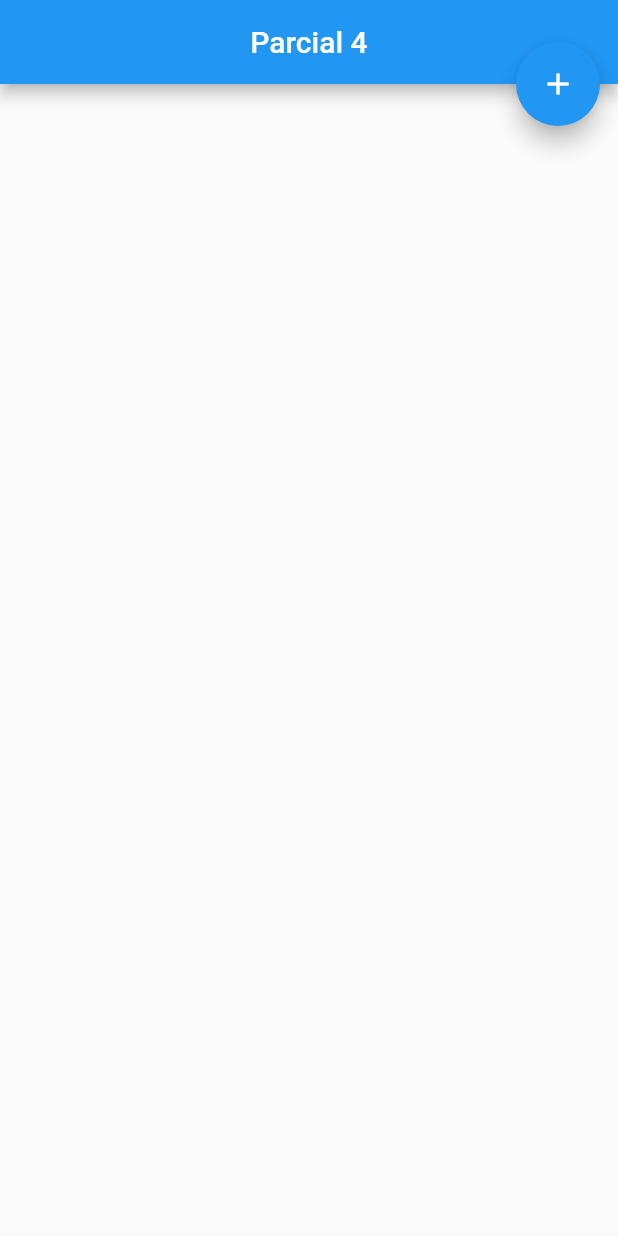
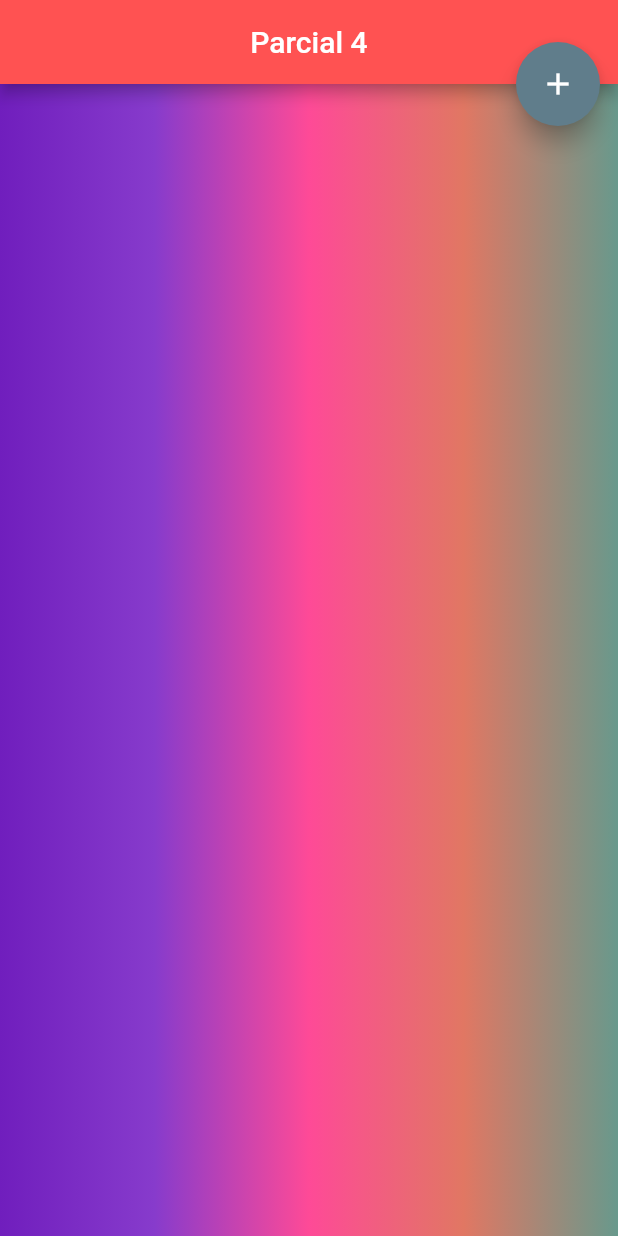
Before and after one commit to frant11/parcial-4, a Flutter app: the screen it shows after launch, on a phone screen of 412 x 824 dp. Run offline on Flutter 3.47's test engine with Material 2 defaults, Android fonts, the phone set to English and light mode, and no system bars; our stand-ins replace cloud_firestore, firebase_core; missing offline and left inert: dart:ffi; accounts and stored records are empty.

Commit message:
Update principal.dart
Finalizado

```diff
--- a/lib/paginas/principal.dart
+++ b/lib/paginas/principal.dart
@@ -211,11 +211,23 @@ class _PrincipalState extends State<Principal> {
   Widget build(BuildContext context) {
     return Scaffold(
       appBar: AppBar(
+        backgroundColor: Colors.redAccent,
         title: const Center(
           child: Text("Parcial 4"),
         ),
       ),
-      body: StreamBuilder(
+      body: Container(
+        decoration: BoxDecoration(
+            gradient: LinearGradient(
+          colors: [
+            Color(0xFF701ebd),
+            Color(0xFF873bcc),
+            Color(0xFFfe4a97),
+            Color(0xFFe17763),
+            Color(0xFF68998c),
+          ],
+        )),
+        child: StreamBuilder(
           stream: _clientes.snapshots(),
           builder: ((context, AsyncSnapshot<QuerySnapshot> streamSnapshot) {
             if (streamSnapshot.hasData) {
@@ -225,11 +237,13 @@ class _PrincipalState extends State<Principal> {
                   final DocumentSnapshot documentSnapshot =
                       streamSnapshot.data!.docs[index];
                   return Card(
+                    color: Colors.lightBlueAccent,
                     margin: const EdgeInsets.all(10),
                     child: ListTile(
-                    title: Text(documentSnapshot['sNombreCliente'].toString()),
-                    subtitle:
-                        Text(documentSnapshot['sApellidosCliente'].toString()),
+                      title:
+                          Text(documentSnapshot['sNombreCliente'].toString()),
+                      subtitle: Text(
+                          documentSnapshot['sApellidosCliente'].toString()),
                       trailing: SizedBox(
                         width: 100,
                         child: Row(
@@ -257,9 +271,11 @@ class _PrincipalState extends State<Principal> {
             );
           }),
         ),
+      ),
       floatingActionButton: FloatingActionButton(
         onPressed: (() => _create()),
         child: const Icon(Icons.add),
+        backgroundColor: Colors.blueGrey,
       ),
       floatingActionButtonLocation: FloatingActionButtonLocation.miniEndTop,
     );
```
Lines whose indentation alone changed are shown as unchanged.
